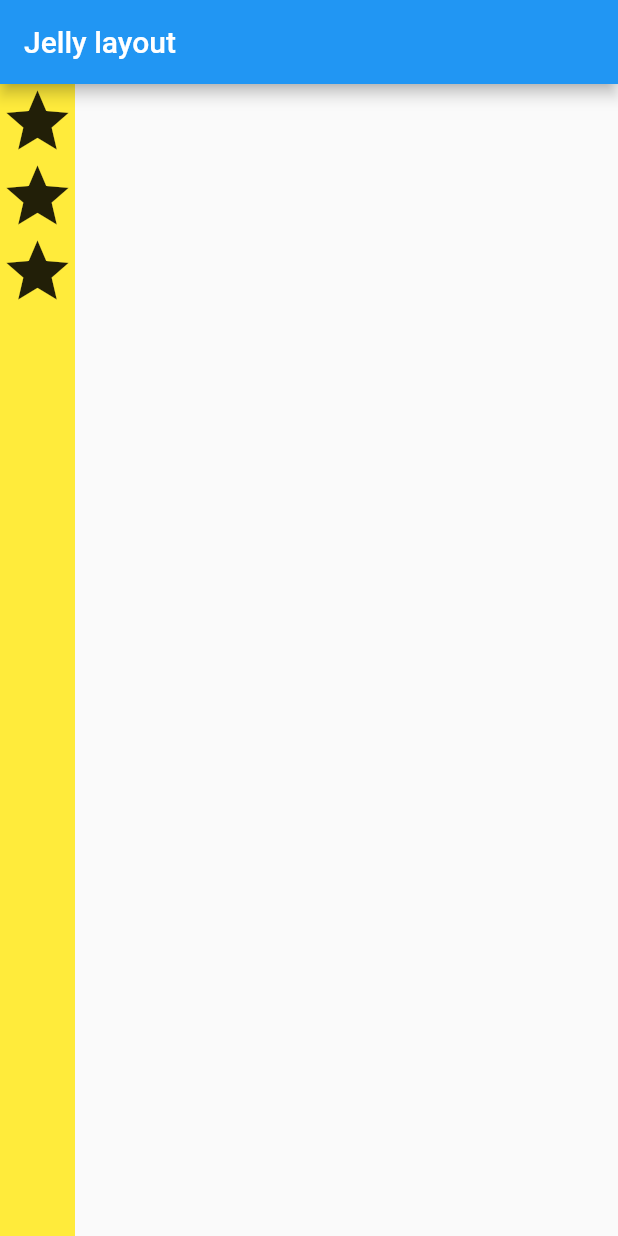
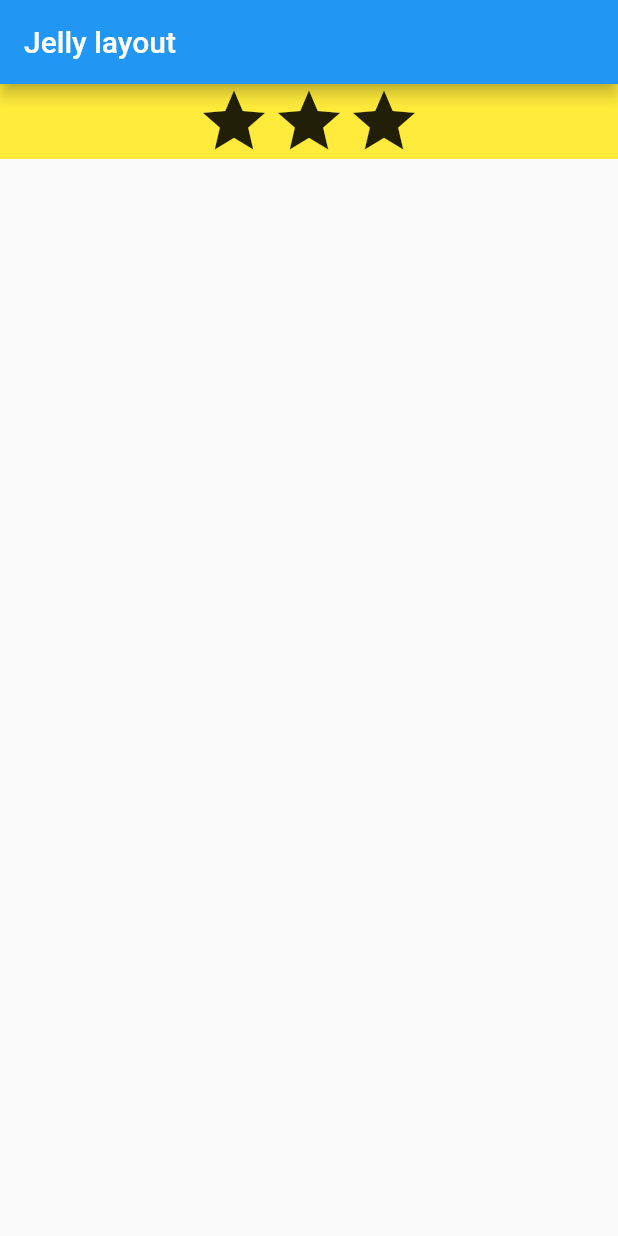
Before and after one commit to after-six/jelly-layout, a Flutter app: the screen it shows after launch, on a phone screen of 412 x 824 dp. Run offline on Flutter 3.47's test engine with Material 2 defaults, Android fonts, the phone set to English and light mode, and no system bars.

Commit message:
MainAxisAlignment Center Row

```diff
--- a/lib/main.dart
+++ b/lib/main.dart
@@ -18,8 +18,8 @@ class MyApp extends StatelessWidget {
         ),
         body: Container(
           color: Colors.yellow,
-          child: Column(
-            mainAxisAlignment: MainAxisAlignment.start,
+          child: Row(
+            mainAxisAlignment: MainAxisAlignment.center,
             children: <Widget>[
               Icon(Icons.star, size: 50),
               Icon(Icons.star, size: 50),
```
